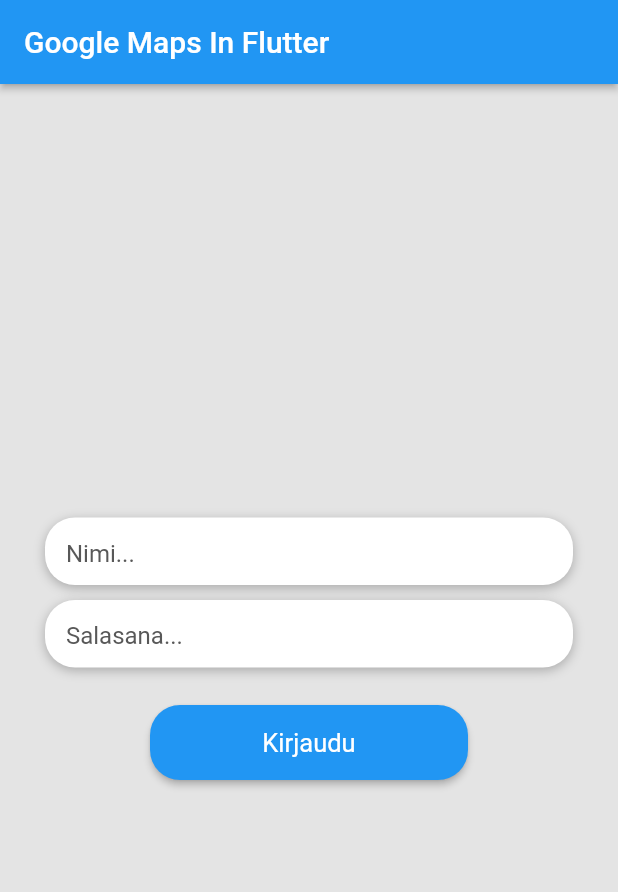
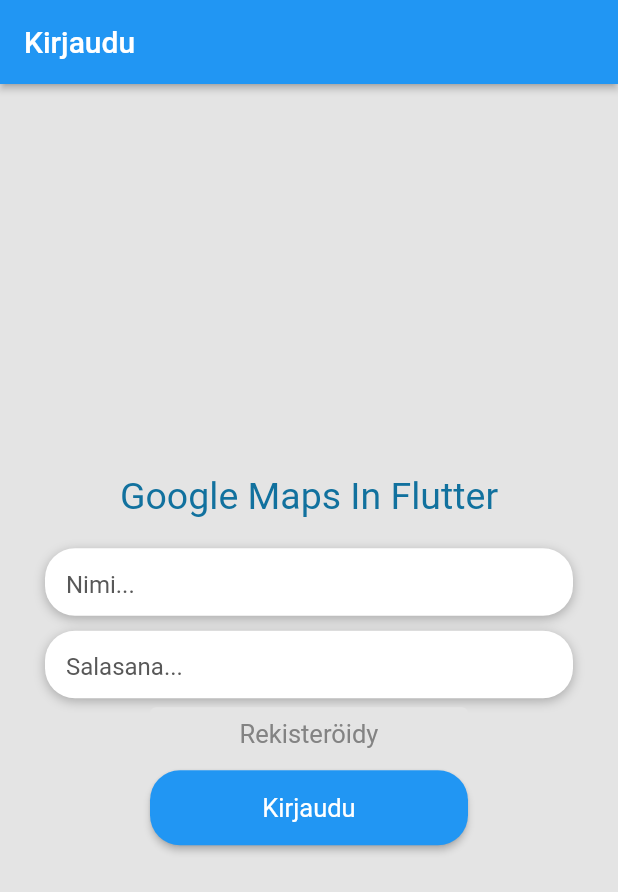
Before and after one commit to MobileProject10/MapApplication, a Flutter app: the screen it shows after launch, on a phone screen of 412 x 824 dp. Shown: the top 892 px of the screen. Run offline on Flutter 3.47's test engine with Material 2 defaults, Android fonts, the phone set to English and light mode, and no system bars; our stand-ins replace google_maps_flutter.

Commit message:
Kirjautumis- sekä rekisteröitymislomakkeen frontendin hiomista

```diff
--- a/map_application/lib/LoginScreen.dart
+++ b/map_application/lib/LoginScreen.dart
@@ -1,6 +1,7 @@
 import 'package:flutter/material.dart';
 import 'package:flutter/services.dart';
 import 'package:google_maps_in_flutter/main.dart';
+import 'RegisterScreen.dart';
 
 class LoginScreen extends StatefulWidget {
   @override
@@ -20,26 +21,17 @@
             borderRadius: BorderRadius.circular(20),
             boxShadow: [
               BoxShadow(
-              color:  Colors.black26,
-              blurRadius: 6,
-              offset: Offset(0,2)
-            )
-          ]
-        ),
+                  color: Colors.black26, blurRadius: 6, offset: Offset(0, 2))
+            ]),
         height: 45,
         child: TextField(
           keyboardType: TextInputType.name,
-          style: TextStyle(
-            color: Colors.black87
-          ),
+          style: TextStyle(color: Colors.black87),
           decoration: InputDecoration(
               border: InputBorder.none,
               contentPadding: EdgeInsets.only(left: 14),
               hintText: 'Nimi...',
-            hintStyle: TextStyle(
-              color: Color.fromARGB(255, 88, 88, 88)
-            )
-          ),
+              hintStyle: TextStyle(color: Color.fromARGB(255, 88, 88, 88))),
         ),
       )
     ],
@@ -59,65 +51,73 @@
             borderRadius: BorderRadius.circular(20),
             boxShadow: [
               BoxShadow(
-              color:  Colors.black26,
-              blurRadius: 6,
-              offset: Offset(0,2)
-            )
-          ]
-        ),
+                  color: Colors.black26, blurRadius: 6, offset: Offset(0, 2))
+            ]),
         height: 45,
         child: TextField(
           obscureText: true,
-          style: TextStyle(
-            color: Colors.black87
-          ),
+          style: TextStyle(color: Colors.black87),
           decoration: InputDecoration(
               border: InputBorder.none,
               contentPadding: EdgeInsets.only(left: 14),
               hintText: 'Salasana...',
-            hintStyle: TextStyle(
-              color: Color.fromARGB(255, 88, 88, 88)
-            )
-          ),
+              hintStyle: TextStyle(color: Color.fromARGB(255, 88, 88, 88))),
         ),
       )
     ],
   );
 }
 
-Widget buildLoginBtn(){
+Widget buildRegisterBtn() {
   return Container(
     margin: EdgeInsets.only(left: 100, right: 100),
-    padding: EdgeInsets.symmetric(vertical: 25),
     width: double.infinity,
     child: ElevatedButton(
-      onPressed: () => {
-        runApp(MyApp())
-      },
+      onPressed: () => {runApp(RegisterScreen())},
+      style: ElevatedButton.styleFrom(
+        primary: Color.fromARGB(255, 228, 228, 228),
+        shadowColor: Colors.transparent,
+      ),
+      child: Text(
+        'Rekisteröidy',
+        style: TextStyle(
+          color: Color.fromARGB(255, 131, 131, 131),
+          fontSize: 17,
+          fontWeight: FontWeight.normal,
+        ),
+      ),
+    ),
+  );
+}
+
+Widget buildLoginBtn() {
+  return Container(
+    margin: EdgeInsets.only(left: 100, right: 100),
+    width: double.infinity,
+    child: ElevatedButton(
+      onPressed: () => {runApp(MyApp())},
       style: ElevatedButton.styleFrom(
           padding: EdgeInsets.all(15),
-        shape: RoundedRectangleBorder(
-          borderRadius: BorderRadius.circular(20)
-        )
-      ),
+          shape:
+              RoundedRectangleBorder(borderRadius: BorderRadius.circular(20))),
       child: Text(
         'Kirjaudu',
         style: TextStyle(
           fontSize: 17,
           fontWeight: FontWeight.normal,
         ),
-
       ),
     ),
   );
 }
 
-class _LoginScreenState extends State<LoginScreen>{
+class _LoginScreenState extends State<LoginScreen> {
   @override
   Widget build(BuildContext context) {
-    return Scaffold(
+    return MaterialApp(
+      home: Scaffold(
         appBar: AppBar(
-          title: const Text('Google Maps In Flutter'),
+          title: const Text('Kirjaudu'),
           elevation: 2,
         ),
         body: AnnotatedRegion<SystemUiOverlayStyle>(
@@ -134,8 +134,17 @@
                   child: Column(
                     mainAxisAlignment: MainAxisAlignment.center,
                     children: <Widget>[
+                      Text(
+                        'Google Maps In Flutter',
+                        style: TextStyle(
+                          color: Color.fromARGB(255, 17, 113, 158),
+                          fontSize: 25,
+                        ),
+                      ),
+                      SizedBox(height: 10),
                       buildUsername(),
                       buildPassword(),
+                      buildRegisterBtn(),
                       buildLoginBtn(),
                     ],
                   ),
@@ -144,6 +153,7 @@
             ),
           ),
         ),
+      ),
     );
   }
 }
--- a/map_application/lib/main.dart
+++ b/map_application/lib/main.dart
@@ -1,7 +1,6 @@
 import 'package:flutter/material.dart';
 import 'package:google_maps_flutter/google_maps_flutter.dart';
 import 'LoginScreen.dart';
-
 
 void main() => runApp(LoginApp());
 
```
Also changed, not shown: map_application/lib/RegisterScreen.dart (added, +189 -0 lines). Lines whose indentation alone changed are shown as unchanged.
